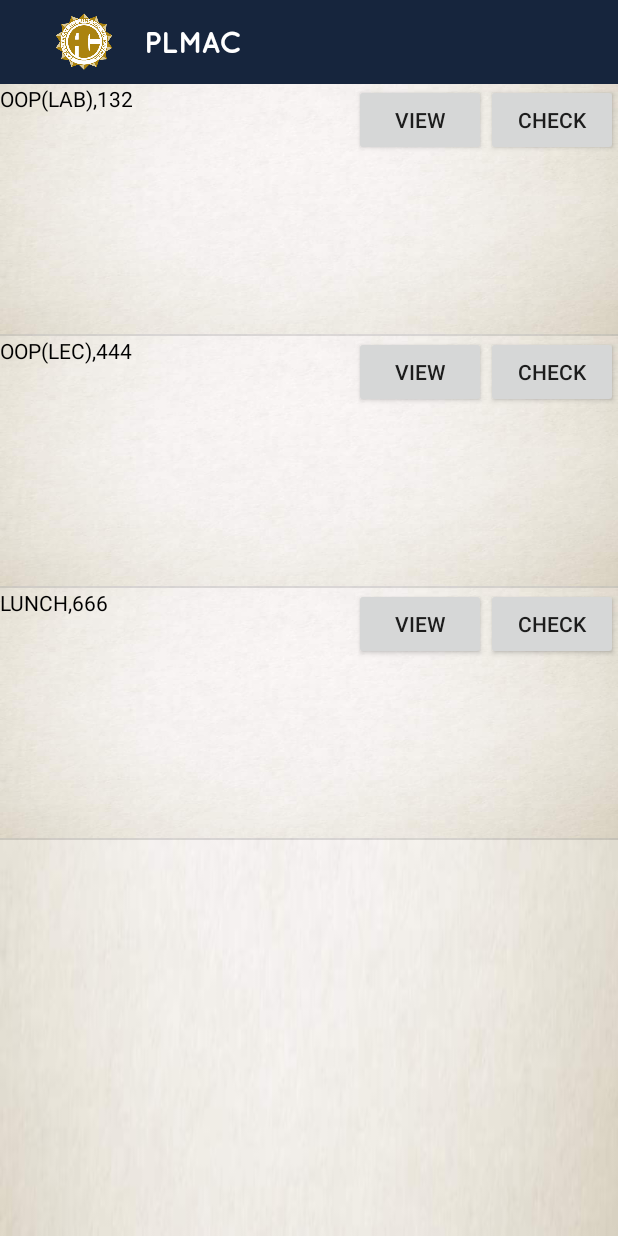
After one commit to plmacdeveloper/PLMAC, an Android app: the FacultyViewSubject screen opened directly, with no data from a screen before it, on a phone screen of 412 x 824 dp. The commit adds this screen. Run offline under Robolectric (Android 15) with nearby library versions, the light colour scheme and no system bars.

Commit message:
FacultyViewSubject

```diff
--- a/app/src/main/AndroidManifest.xml
+++ b/app/src/main/AndroidManifest.xml
@@ -77,6 +77,9 @@
             android:name=".StudentViewAttendance"
             android:theme="@style/AppTheme" />
         <activity android:name=".StudentViewAnnouncements"></activity>
+        <activity
+            android:name=".FacultyViewSubject"
+            android:theme="@style/AppTheme"/>
     </application>
 
 </manifest>
--- /dev/null
+++ b/app/src/main/java/plm/oop/com/plmac/FacultyViewSubject.java
@@ -0,0 +1,41 @@
+package plm.oop.com.plmac;
+
+import android.support.v7.app.AppCompatActivity;
+import android.os.Bundle;
+import android.widget.ListView;
+import android.widget.Toast;
+
+import plm.oop.com.plmac.ListAdapter.customButtonListener;
+import java.util.ArrayList;
+import java.util.Arrays;
+import java.util.List;
+
+public class FacultyViewSubject extends AppCompatActivity implements customButtonListener {
+    private ListView listView;
+
+    ListAdapter adapter;
+    ArrayList<String> subj = new ArrayList<String>();
+
+    @Override
+    protected void onCreate(Bundle savedInstanceState) {
+        super.onCreate(savedInstanceState);
+        setContentView(R.layout.activity_faculty_view_subject);
+        String[] subject = getResources().getStringArray(R.array.course);
+
+        List<String> dataTemp = Arrays.asList(subject);
+
+        subj.addAll(dataTemp);
+
+        listView = (ListView)findViewById(R.id.vslv1);
+        adapter = new ListAdapter(FacultyViewSubject.this,subj);
+        adapter.setCustomButtonListener(FacultyViewSubject.this);
+        listView.setAdapter(adapter);
+
+    }
+
+    @Override
+    public void onButtonListener(int position, String value) {
+        Toast.makeText(FacultyViewSubject.this,"Clicked",Toast.LENGTH_SHORT).show();
+    }
+
+}
--- /dev/null
+++ b/app/src/main/java/plm/oop/com/plmac/ListAdapter.java
@@ -0,0 +1,70 @@
+package plm.oop.com.plmac;
+
+import android.content.Context;
+import android.support.annotation.NonNull;
+import android.support.annotation.Nullable;
+import android.view.LayoutInflater;
+import android.view.View;
+import android.view.ViewGroup;
+import android.widget.ArrayAdapter;
+import android.widget.Button;
+import android.widget.TextView;
+
+import java.lang.reflect.Array;
+import java.util.ArrayList;
+
+public class ListAdapter extends ArrayAdapter<String>{
+    customButtonListener customListener;
+    public interface customButtonListener{
+        public void onButtonListener(int position,String value);
+    }
+    public void setCustomButtonListener(customButtonListener listener){
+        this.customListener = listener;
+    }
+    private Context context;
+    private ArrayList<String> data = new ArrayList<String>();
+    public ListAdapter(Context context, ArrayList<String>subj)
+    {
+        super(context,R.layout.customlist,subj);
+        this.data = subj;
+
+        this.context = context;
+    }
+
+
+    @NonNull
+    @Override
+    public View getView(final int position, @Nullable View convertView, @NonNull ViewGroup parent) {
+        ViewHolder viewHolder;
+        if(convertView == null) {
+            LayoutInflater inflater = LayoutInflater.from(context);
+            convertView = inflater.inflate(R.layout.customlist, null);
+            viewHolder = new ViewHolder();
+            viewHolder.text = (TextView) convertView.findViewById(R.id.vstv1);
+            viewHolder.button = (Button) convertView.findViewById(R.id.vsb1);
+            viewHolder.button2 = (Button) convertView.findViewById(R.id.vsb2);
+            convertView.setTag(viewHolder);
+        }else
+        {
+            viewHolder = (ViewHolder) convertView.getTag();
+        }
+        final String temp = getItem(position);
+        viewHolder.text.setText(temp);
+        viewHolder.button.setOnClickListener(new View.OnClickListener() {
+
+            @Override
+            public void onClick(View v) {
+                if (customListener != null)
+                {
+                    customListener.onButtonListener(position, temp);
+                }
+            }
+        });
+        return convertView;
+    }
+    public class ViewHolder {
+        TextView text;
+        Button button, button2;
+    }
+
+}
--- /dev/null
+++ b/app/src/main/res/layout/activity_faculty_view_subject.xml
@@ -0,0 +1,22 @@
+<?xml version="1.0" encoding="utf-8"?>
+<RelativeLayout xmlns:android="http://schemas.android.com/apk/res/android"
+    xmlns:app="http://schemas.android.com/apk/res-auto"
+    xmlns:tools="http://schemas.android.com/tools"
+    android:id="@+id/container"
+    android:background="@mipmap/real_ivory"
+    android:layout_width="match_parent"
+    android:layout_height="match_parent"
+    tools:context="plm.oop.com.plmac.FacultyViewSubject">
+    <include
+        layout ="@layout/app_bar"
+        android:id="@+id/app_bar">
+
+    </include>
+    <ListView
+        android:layout_below="@id/app_bar"
+        android:id="@+id/vslv1"
+        android:layout_width="fill_parent"
+        android:layout_height="fill_parent">
+
+    </ListView>
+</RelativeLayout>
--- /dev/null
+++ b/app/src/main/res/layout/customlist.xml
@@ -0,0 +1,28 @@
+<?xml version="1.0" encoding="utf-8"?>
+
+<RelativeLayout xmlns:android="http://schemas.android.com/apk/res/android"
+    android:layout_width="match_parent"
+    android:layout_height="match_parent"
+    android:background="@mipmap/real_ivory">
+
+    <TextView
+        android:id="@+id/vstv1"
+        android:layout_width="wrap_content"
+        android:layout_height="match_parent"
+        android:layout_alignParentLeft="true"
+        android:textColor="@color/black"/>
+    <Button
+        android:layout_below="@+id/app_bar"
+        android:id="@+id/vsb1"
+        android:layout_width="wrap_content"
+        android:layout_height="wrap_content"
+        android:layout_alignParentRight="true"
+        android:text="Check"/>
+    <Button
+        android:layout_toLeftOf="@id/vsb1"
+        android:layout_width="wrap_content"
+        android:layout_height="wrap_content"
+        android:id="@+id/vsb2"
+        android:text="View"
+        />
+</RelativeLayout>
--- a/app/src/main/res/values/strings.xml
+++ b/app/src/main/res/values/strings.xml
@@ -1,5 +1,4 @@
 <resources>
-    <string name="app_name">PLMAC</string>
     <string name="result">Default</string>
     <string name="add">ADD</string>
     <string name="update">UPDATE</string>
@@ -26,4 +25,10 @@
         <item>Object-Oriented Programming (Lab)</item>
         <item>Lunch</item>
     </string-array>
+    <string name="app_name">test</string>
+    <string-array name="course">
+        <item>OOP(LAB),132</item>
+        <item>OOP(LEC),444</item>
+        <item>LUNCH,666</item>
+    </string-array>
 </resources>
```
